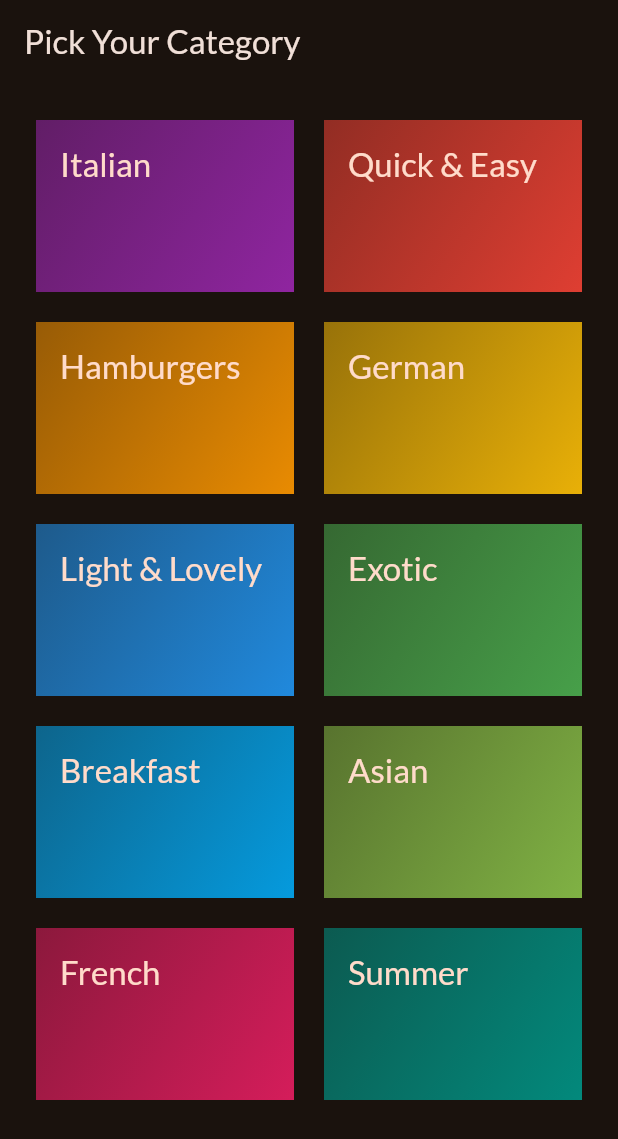
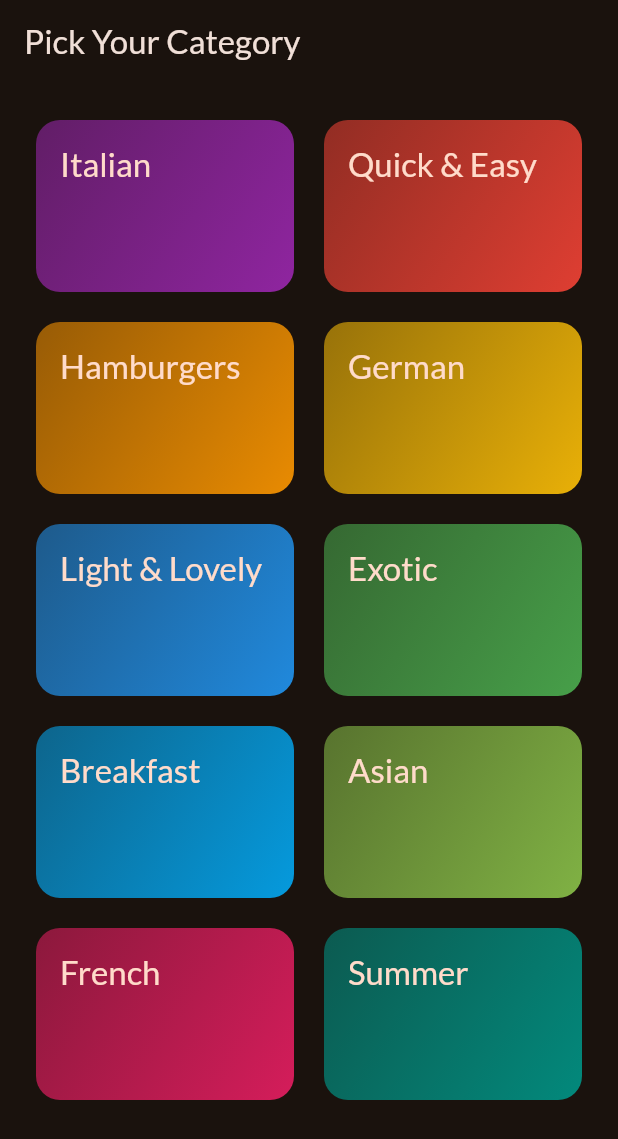
Before and after one commit to vathadianil/Flutter_Meals_App, a Flutter app: the screen it shows after launch, on a phone screen of 412 x 824 dp. Shown: the top 1139 px of the screen. Run offline on Flutter 3.47's test engine with Material 3 defaults, Android fonts, the phone set to English and light mode, and no system bars; our stand-ins replace google_fonts.

Commit message:
Making Grid items tappable

```diff
--- a/lib/widgets/category_grid_item.dart
+++ b/lib/widgets/category_grid_item.dart
@@ -7,9 +7,14 @@ class CategoryGridItem extends StatelessWidget {
 
   @override
   Widget build(BuildContext context) {
-    return Container(
+    return InkWell(
+      onTap: () {},
+      splashColor: Theme.of(context).primaryColor,
+      borderRadius: BorderRadius.circular(16),
+      child: Container(
         padding: const EdgeInsets.all(16),
         decoration: BoxDecoration(
+          borderRadius: BorderRadius.circular(16),
           gradient: LinearGradient(
             begin: Alignment.topLeft,
             end: Alignment.bottomRight,
@@ -21,10 +26,9 @@ class CategoryGridItem extends StatelessWidget {
         ),
         child: Text(
           category.title,
-        style: Theme.of(context)
-            .textTheme
-            .titleLarge!
-            .copyWith(color: Theme.of(context).colorScheme.onPrimaryContainer),
+          style: Theme.of(context).textTheme.titleLarge!.copyWith(
+              color: Theme.of(context).colorScheme.onPrimaryContainer),
+        ),
       ),
     );
   }
```
Lines whose indentation alone changed are shown as unchanged.
